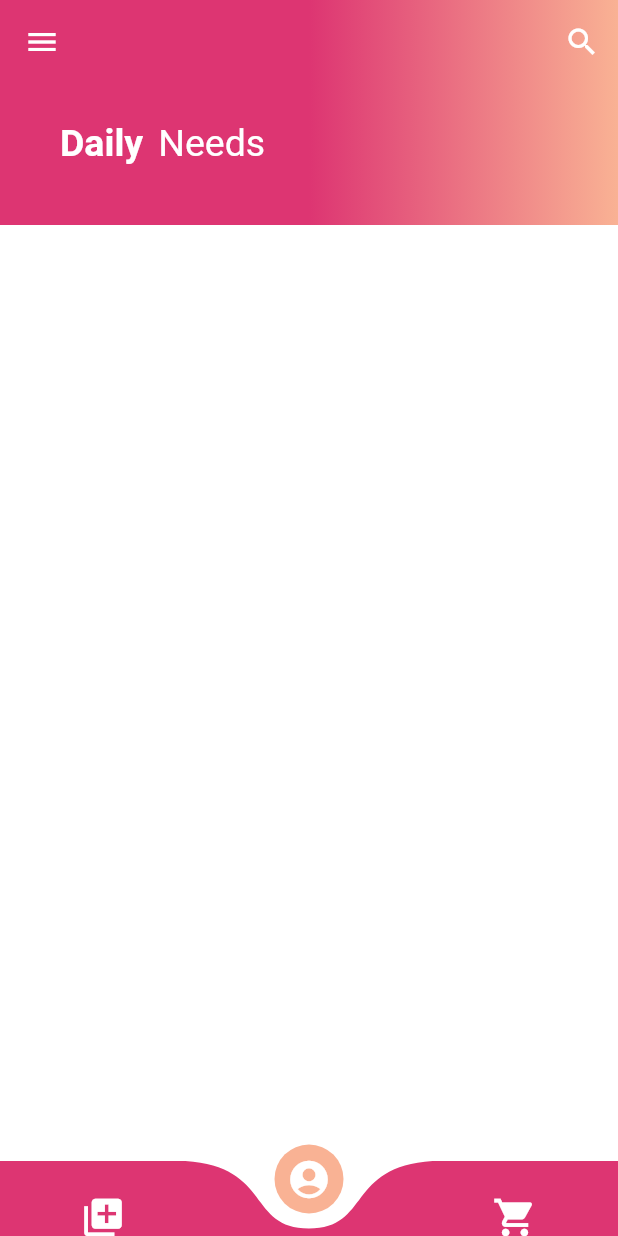
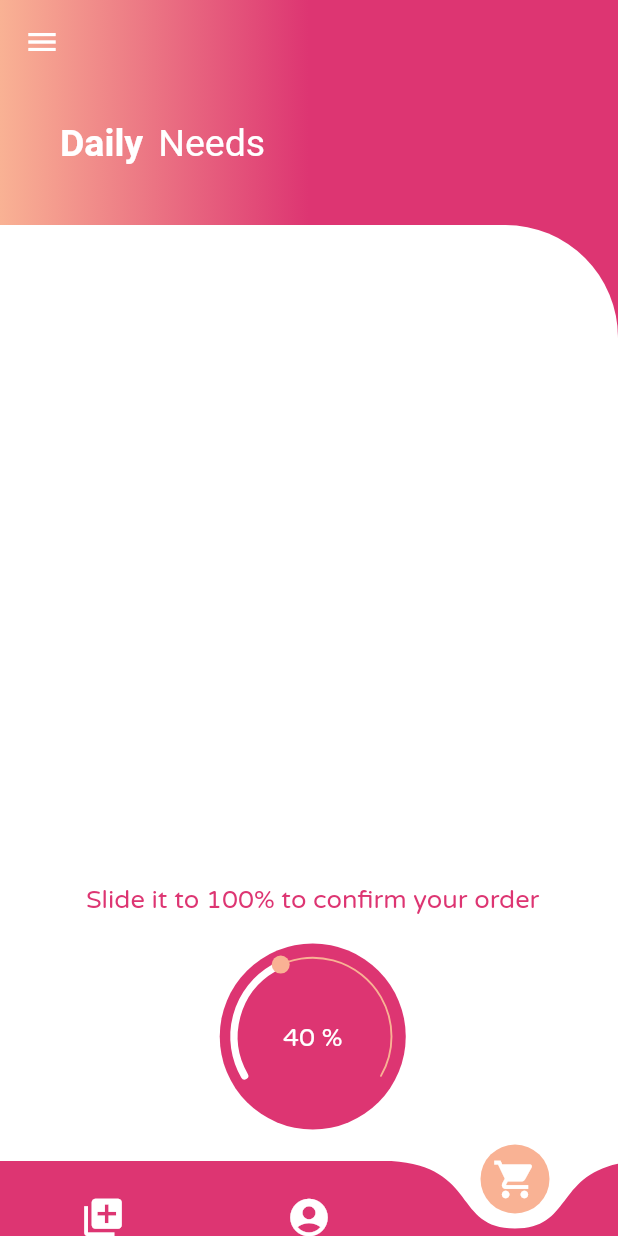
Before and after one commit to Afridee/Resto, a Flutter app: the dailyNeedsPage screen opened directly, item 3 of the bottom bar chosen, on a phone screen of 412 x 824 dp. Run offline on Flutter 3.47's test engine with Material 2 defaults, Android fonts, the phone set to English and light mode, and no system bars; drawn by our look-alikes of curved_navigation_bar, sleek_circular_slider; our stand-ins replace auto_size_text, cloud_firestore, firebase_auth, modal_progress_hud, simple_animations; accounts and stored records are empty; Roboto replaces fonts that are missing (Montserrat).

Commit message:
Cart Added.

```diff
--- /dev/null
+++ b/lib/Screens/Cart.dart
@@ -0,0 +1,230 @@
+import 'package:flutter/material.dart';
+import 'package:flutter/cupertino.dart';
+import 'package:flutter/services.dart';
+import 'package:firebase_auth/firebase_auth.dart';
+import 'package:cloud_firestore/cloud_firestore.dart';
+import 'package:project_resto/widgets/itemBuild.dart';
+import 'package:curved_navigation_bar/curved_navigation_bar.dart';
+import 'package:project_resto/Screens/Supplies_page.dart';
+import 'package:project_resto/Screens/daily_needs_page.dart';
+import 'package:project_resto/widgets/Main_drawer.dart';
+import 'package:sleek_circular_slider/sleek_circular_slider.dart';
+
+class Cart extends StatefulWidget {
+  @override
+  _CartState createState() => _CartState();
+}
+
+class _CartState extends State<Cart> {
+  //variables:
+  String userID = '';
+  int pageIndex = 2;
+  PageController pageController;
+
+  //functions:
+
+  //function 2
+  Future<void> getUserID() async {
+    final auth = FirebaseAuth.instance;
+    final FirebaseUser user = await auth.currentUser();
+    userID = user.uid;
+  }
+
+  //function 3
+  onPageChanged(int pageIndex) {
+    if (!mounted) return;
+    setState(() {
+      this.pageIndex = pageIndex;
+    });
+  }
+
+  //function 4
+  navBarOnTap(int pageIndex) {
+    pageController.animateToPage(
+      pageIndex,
+      duration: Duration(milliseconds: 300),
+      curve: Curves.bounceInOut,
+    );
+  }
+
+  @override
+  void initState() {
+    pageController = PageController(initialPage: 2);
+    getUserID();
+    super.initState();
+  }
+
+  @override
+  Widget build(BuildContext context) {
+    //this little code down here turns off auto rotation
+    SystemChrome.setPreferredOrientations([
+      DeviceOrientation.portraitUp,
+    ]);
+
+    return PageView(
+        children: <Widget>[
+          suppliesPage(),
+          dailyNeedsPage(),
+          Scaffold(
+            backgroundColor: Colors.transparent,
+            appBar: AppBar(
+              flexibleSpace: Container(
+                  decoration: BoxDecoration(
+                      gradient: LinearGradient(colors: [
+                        Color(0xfff9b294),
+                Color(0xffdd3572),
+                Color(0xffdd3572),
+              ]))),
+              elevation: 0.0,
+              backgroundColor: Colors.transparent,
+            ),
+            drawer: Drawer(
+              child: mainDrawer(),
+            ),
+            body: Container(
+              height: MediaQuery.of(context).size.height,
+              decoration: BoxDecoration(
+                  gradient: LinearGradient(colors: [
+                    Color(0xfff9b294),
+                    Color(0xffdd3572),
+                    Color(0xffdd3572),
+              ])),
+              child: ListView(
+                children: <Widget>[
+                  SizedBox(height: 25.0),
+                  Padding(
+                    padding: EdgeInsets.only(left: 40.0),
+                    child: Row(
+                      children: <Widget>[
+                        Text('Daily',
+                            style: TextStyle(
+                                fontFamily: 'Montserrat',
+                                color: Colors.white,
+                                fontWeight: FontWeight.bold,
+                                fontSize: 25.0)),
+                        SizedBox(width: 10.0),
+                        Text('Needs',
+                            style: TextStyle(
+                                fontFamily: 'Montserrat',
+                                color: Colors.white,
+                                fontSize: 25.0))
+                      ],
+                    ),
+                  ),
+                  SizedBox(height: 40.0),
+                  Container(
+                    height: MediaQuery.of(context).size.height - 185.0,
+                    decoration: BoxDecoration(
+                      color: Colors.white,
+                      borderRadius: BorderRadius.only(topRight: Radius.circular(75.0),
+                    ),),
+                    child: ListView(
+                      primary: false,
+                      padding: EdgeInsets.only(left: 25.0, right: 20.0),
+                      children: <Widget>[
+                        Padding(
+                            padding: EdgeInsets.only(top: 45.0),
+                            child: Container(
+                                height:
+                                    MediaQuery.of(context).size.height - 450.0,
+                                child: StreamBuilder(
+                                  stream: Firestore.instance
+                                      .collection(
+                                          'users/' + userID + '/dailyNeeds')
+                                      .snapshots(),
+                                  builder: (context, snapshot) {
+                                    if (!snapshot.hasData) {
+                                      return const Text('Loading..');
+                                    }
+                                    if (snapshot.hasData &&
+                                        snapshot.data != null) {
+                                      return ListView.builder(
+                                          itemCount:
+                                              snapshot.data.documents.length,
+                                          itemBuilder: (context, index) {
+                                            if (snapshot.data.documents[index]
+                                                    ['qty'] >
+                                                0) {
+                                              return Padding(
+                                                padding: const EdgeInsets.only(top: 5, bottom: 5),
+                                                child: itemBuild(
+                                                    imgPath: snapshot.data
+                                                        .documents[index]['img'],
+                                                    name: snapshot.data
+                                                        .documents[index]['name'],
+                                                    price: snapshot
+                                                            .data.documents[index]
+                                                        ['price'],
+                                                    qty: snapshot.data
+                                                        .documents[index]['qty'],
+                                                    desc: snapshot.data
+                                                        .documents[index]['desc'],
+                                                    isSupplyPage: false),
+                                              );
+                                            }
+                                            return Container(
+                                                height: 0.0, width: 0.0);
+                                          });
+                                    }
+                                    return Container(height: 0.0, width: 0.0);
+                                  },
+                                ))),
+                        SizedBox(height: 20.0),
+                        Center(
+                          child: Text('Slide it to 100% to confirm your order',
+                          style: TextStyle(fontSize: 17, color: Color(0xffdd3572), fontFamily: 'Varela'),),
+                        ),
+                        SizedBox(height: 20.0),
+                        CircleAvatar(
+                          radius: 62,
+                          backgroundColor: Color(0xffdd3572),
+                          child: SleekCircularSlider(
+                               initialValue: 40.0,
+                              appearance: CircularSliderAppearance(
+                                  size: 110,
+                                  customColors: CustomSliderColors(progressBarColors: [Color(0xffffffff),Color(0xffffffff),Color(0xffffffff)],
+                                  trackColor: Color(0xfff9b294),
+                                  shadowColor: Colors.white,
+                                  dotColor: Color(0xfff9b294)),
+                                  customWidths: CustomSliderWidths(
+                                      progressBarWidth: 5.0,
+                                      handlerSize: 6.0
+                                  ),
+                                  infoProperties:InfoProperties(
+                                      mainLabelStyle: TextStyle(fontSize: 17, color: Colors.white, fontFamily: 'Varela')
+                                  )
+                              ),
+                              onChange: (double value) {
+                                print(value);
+                              }),
+                        )
+                      ],
+                    ),
+                  )
+                ],
+              ),
+            ),
+            bottomNavigationBar: CurvedNavigationBar(
+              index: 2,
+              color: Color(0xffdd3572),
+              backgroundColor: Colors.white,
+              buttonBackgroundColor: Color(0xfff9b294),
+              height: 50,
+              items: <Widget>[
+                Icon(Icons.library_add, size: 30, color: Colors.white),
+                Icon(Icons.account_circle, size: 30, color: Colors.white),
+                Icon(Icons.shopping_cart, size: 30, color: Colors.white)
+              ],
+              animationDuration: Duration(milliseconds: 200),
+              animationCurve: Curves.bounceInOut,
+              onTap: (index) {
+                navBarOnTap(index);
+              },
+            ),
+          )
+        ],
+        controller: pageController,
+        onPageChanged: onPageChanged,
+        physics: NeverScrollableScrollPhysics());
+  }
+}
--- a/pubspec.yaml
+++ b/pubspec.yaml
@@ -35,6 +35,7 @@ dev_dependencies:
   auto_size_text: ^2.1.0
   modal_progress_hud: ^0.1.3
   flutter_bloc: ^2.1.1
+  sleek_circular_slider: ^1.1.0
 
 
 # For information on the generic Dart part of this file, see the
```
Also changed, not shown: lib/Screens/Supplies_page.dart (+13 -5 lines), lib/Screens/daily_needs_page.dart (+15 -6 lines), pubspec.lock.
